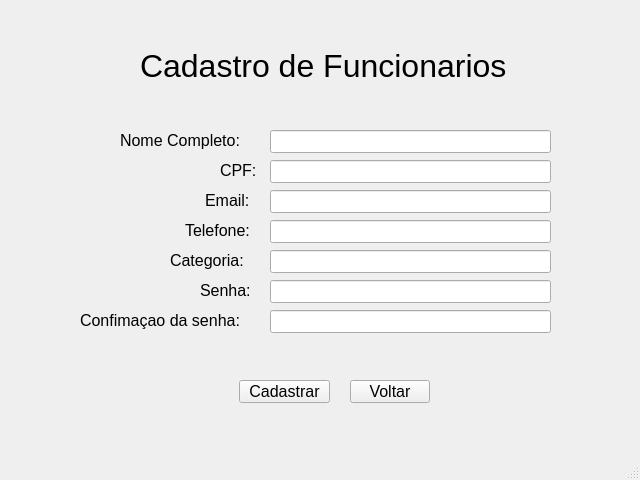
The window that telas/tela_cadastro_funcionario.ui (mthsvct/SILE) describes before a commit, drawn with Qt 5.
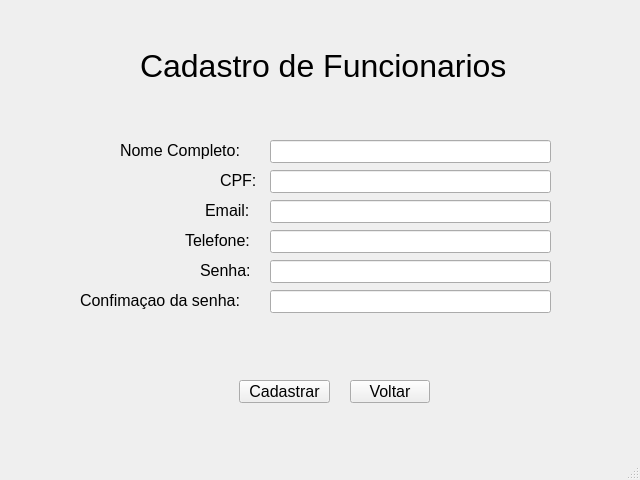
The same window after the commit.

Patch:
```diff
--- a/telas/tela_cadastro_funcionario.ui
+++ b/telas/tela_cadastro_funcionario.ui
@@ -36,7 +36,7 @@
     <property name="geometry">
      <rect>
       <x>120</x>
-      <y>130</y>
+      <y>140</y>
       <width>141</width>
       <height>20</height>
      </rect>
@@ -75,7 +75,7 @@
     <property name="geometry">
      <rect>
       <x>270</x>
-      <y>130</y>
+      <y>140</y>
       <width>281</width>
       <height>23</height>
      </rect>
@@ -85,7 +85,7 @@
     <property name="geometry">
      <rect>
       <x>270</x>
-      <y>160</y>
+      <y>170</y>
       <width>281</width>
       <height>23</height>
      </rect>
@@ -95,7 +95,7 @@
     <property name="geometry">
      <rect>
       <x>220</x>
-      <y>160</y>
+      <y>170</y>
       <width>41</width>
       <height>20</height>
      </rect>
@@ -113,7 +113,7 @@
     <property name="geometry">
      <rect>
       <x>270</x>
-      <y>190</y>
+      <y>200</y>
       <width>281</width>
       <height>23</height>
      </rect>
@@ -123,7 +123,7 @@
     <property name="geometry">
      <rect>
       <x>205</x>
-      <y>190</y>
+      <y>200</y>
       <width>51</width>
       <height>20</height>
      </rect>
@@ -141,7 +141,7 @@
     <property name="geometry">
      <rect>
       <x>185</x>
-      <y>220</y>
+      <y>230</y>
       <width>81</width>
       <height>20</height>
      </rect>
@@ -159,45 +159,17 @@
     <property name="geometry">
      <rect>
       <x>270</x>
-      <y>220</y>
+      <y>230</y>
       <width>281</width>
       <height>23</height>
      </rect>
     </property>
    </widget>
-   <widget class="QLineEdit" name="lineEdit_5">
-    <property name="geometry">
-     <rect>
-      <x>270</x>
-      <y>250</y>
-      <width>281</width>
-      <height>23</height>
-     </rect>
-    </property>
-   </widget>
-   <widget class="QLabel" name="label_6">
-    <property name="geometry">
-     <rect>
-      <x>170</x>
-      <y>250</y>
-      <width>91</width>
-      <height>20</height>
-     </rect>
-    </property>
-    <property name="font">
-     <font>
-      <pointsize>12</pointsize>
-     </font>
-    </property>
-    <property name="text">
-     <string>Categoria:</string>
-    </property>
-   </widget>
    <widget class="QLabel" name="label_7">
     <property name="geometry">
      <rect>
       <x>200</x>
-      <y>280</y>
+      <y>260</y>
       <width>61</width>
       <height>20</height>
      </rect>
@@ -215,7 +187,7 @@
     <property name="geometry">
      <rect>
       <x>270</x>
-      <y>280</y>
+      <y>260</y>
       <width>281</width>
       <height>23</height>
      </rect>
@@ -234,7 +206,7 @@
     <property name="geometry">
      <rect>
       <x>270</x>
-      <y>310</y>
+      <y>290</y>
       <width>281</width>
       <height>23</height>
      </rect>
@@ -253,7 +225,7 @@
     <property name="geometry">
      <rect>
       <x>80</x>
-      <y>310</y>
+      <y>290</y>
       <width>181</width>
       <height>20</height>
      </rect>
```
